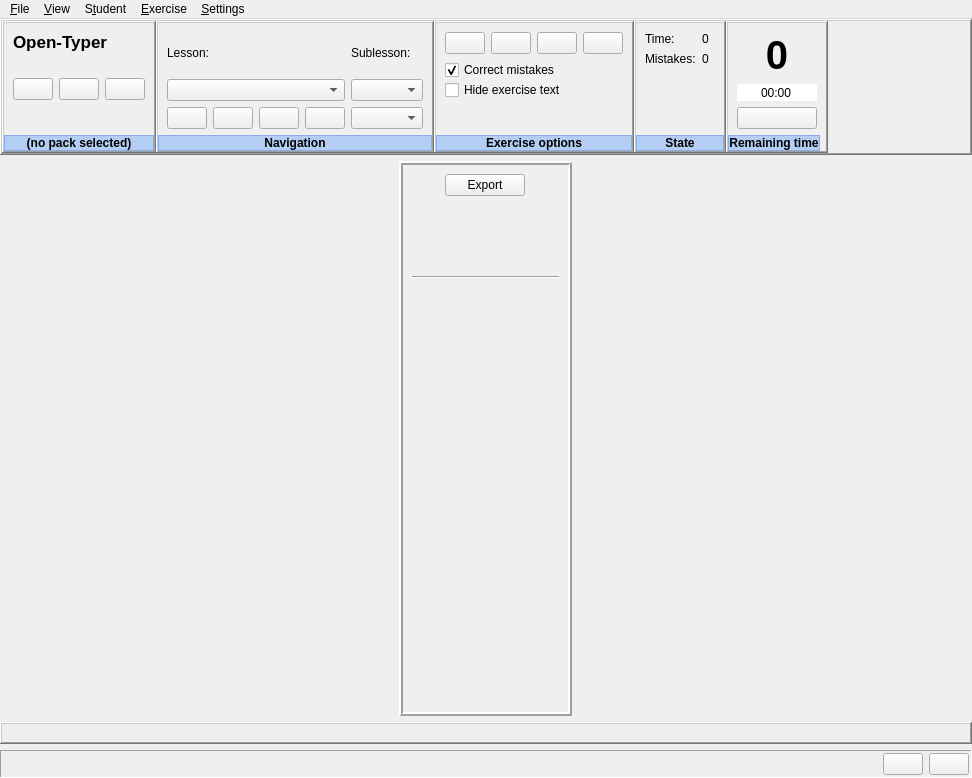
Open-Typer/Open-Typer, file ui/opentyper.ui: the form before one commit.
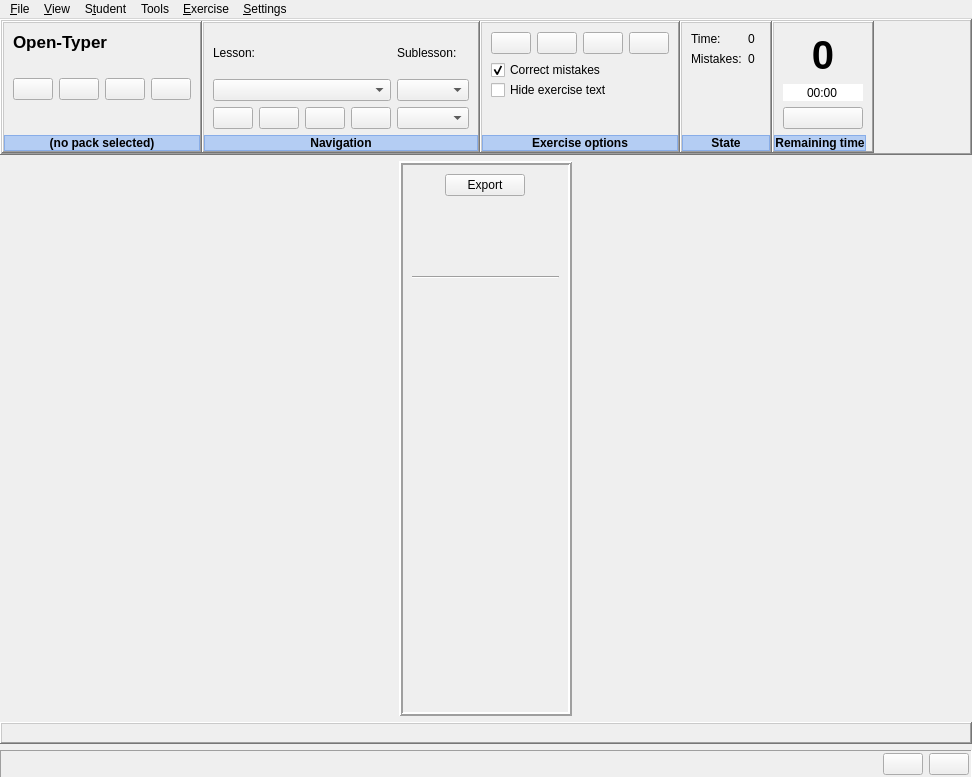
The form after the commit. Icons and pictures are not drawn. Custom widgets are drawn as their Qt base class.

Commit message: opentyper: Add typing test

Patch:
```diff
--- a/ui/opentyper.ui
+++ b/ui/opentyper.ui
@@ -297,6 +297,26 @@
                      </property>
                     </widget>
                    </item>
+                   <item>
+                    <widget class="QPushButton" name="testButton">
+                     <property name="focusPolicy">
+                      <enum>Qt::NoFocus</enum>
+                     </property>
+                     <property name="toolTip">
+                      <string>Typing test</string>
+                     </property>
+                     <property name="icon">
+                      <iconset resource="../res.qrc">
+                       <normaloff>:/res/images/paper.png</normaloff>:/res/images/paper.png</iconset>
+                     </property>
+                     <property name="iconSize">
+                      <size>
+                       <width>36</width>
+                       <height>36</height>
+                      </size>
+                     </property>
+                    </widget>
+                   </item>
                   </layout>
                  </widget>
                 </item>
@@ -1955,9 +1975,16 @@
     </property>
     <addaction name="actionPreferences"/>
    </widget>
+   <widget class="QMenu" name="menuTools">
+    <property name="title">
+     <string>Tools</string>
+    </property>
+    <addaction name="actionTypingTest"/>
+   </widget>
    <addaction name="menuFile"/>
    <addaction name="menuView"/>
    <addaction name="menuStudent"/>
+   <addaction name="menuTools"/>
    <addaction name="menuExercise"/>
    <addaction name="menuSettings"/>
   </widget>
```
Left out of the diff: 9 changed lines with no effect on the pictures. The commit also changes 2 other files.
